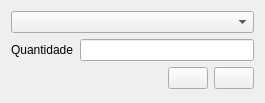
Before: the Qt Designer form src/gui/selectcontainer.ui in vitorgil/gescoice, drawn with Qt 5.
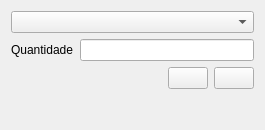
After: the same form once the commit is applied. Icons and pictures are not drawn.

Commit message: Improve sizing and centering of widgets

Patch:
```diff
--- a/src/gui/selectcontainer.ui
+++ b/src/gui/selectcontainer.ui
@@ -10,7 +10,7 @@
     <x>0</x>
     <y>0</y>
     <width>265</width>
-    <height>103</height>
+    <height>130</height>
    </rect>
   </property>
   <property name="sizePolicy">
```
The commit also changes 7 other files.
